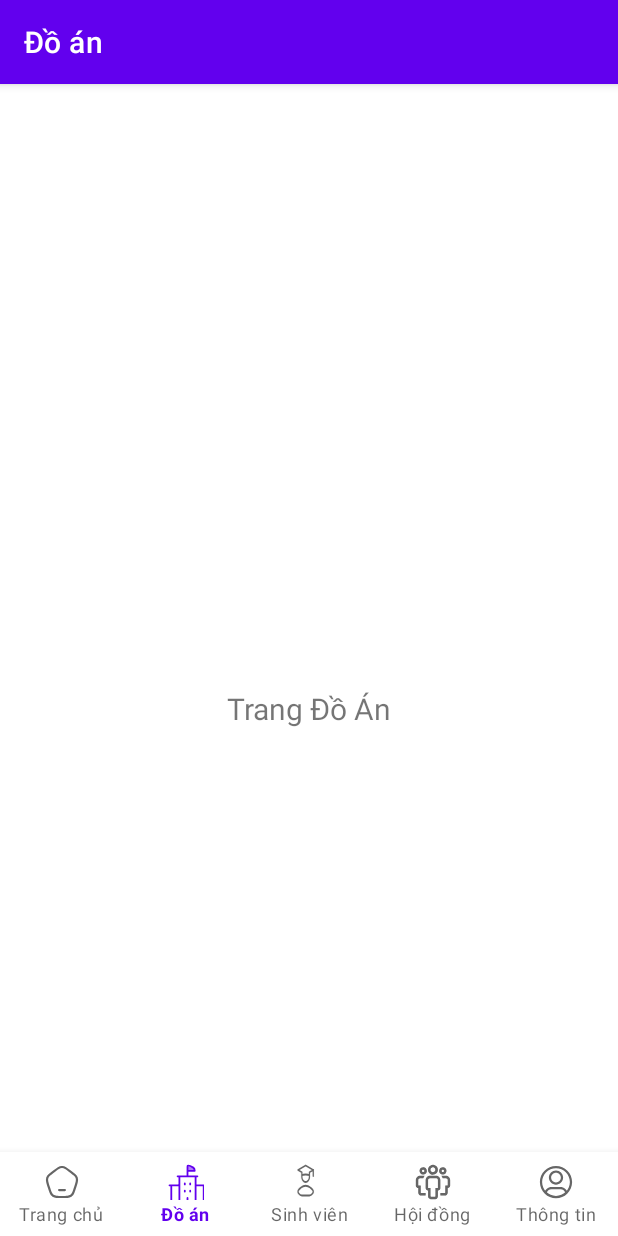
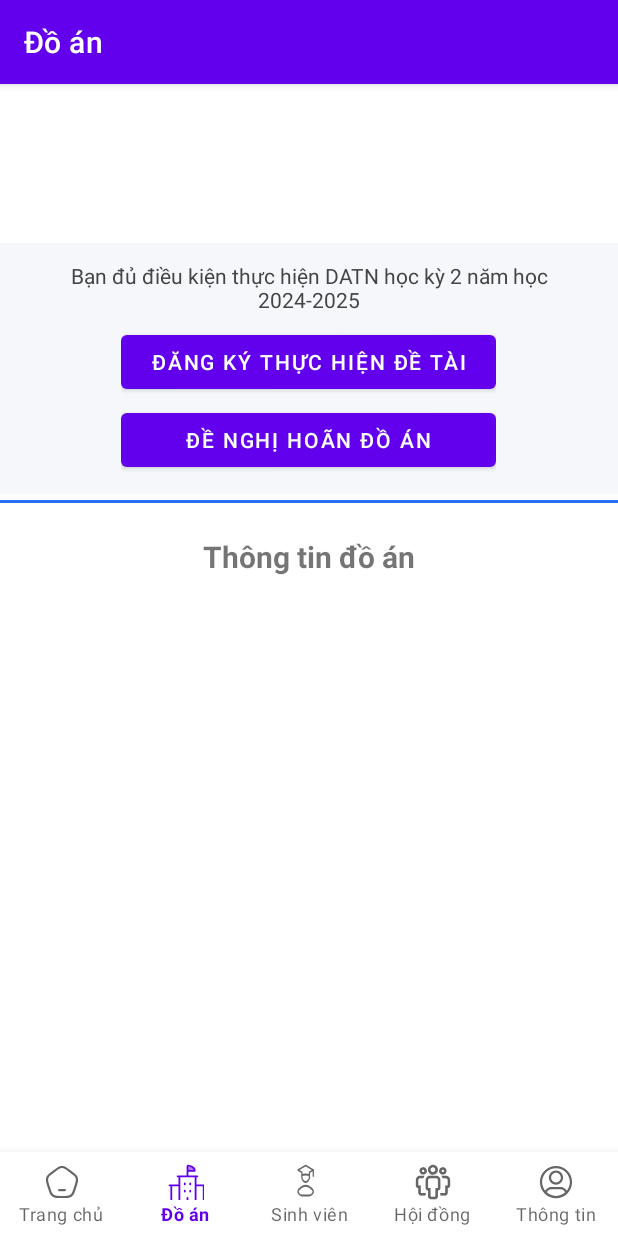
Before and after one commit to bachld2612/CSE441_Android_FinalProject, an Android app: the DoAnFragment screen opened through its navigation route, on a phone screen of 412 x 824 dp. Run offline under Robolectric (Android 15) with nearby library versions, the phone set to English and light mode, and no system bars; our stand-ins replace navigation-ui.

Commit message:
feat: build UI for Thong Tin Do An Feature

```diff
--- a/Android/app/src/main/java/com/bachld/android/ui/doanfragment/DoAnFragment.kt
+++ b/Android/app/src/main/java/com/bachld/android/ui/doanfragment/DoAnFragment.kt
@@ -7,31 +7,41 @@ import android.view.ViewGroup
 import android.widget.TextView
 import androidx.fragment.app.Fragment
 import androidx.lifecycle.ViewModelProvider
+import com.bachld.android.R
+import com.bachld.android.databinding.FragmentDoAnBinding
 import com.bachld.android.databinding.FragmentHomeBinding
 
 class DoAnFragment: Fragment() {
-    private var _binding: FragmentHomeBinding? = null
+    private var _binding: FragmentDoAnBinding? = null
 
     // This property is only valid between onCreateView and
     // onDestroyView.
     private val binding get() = _binding!!
 
     override fun onCreateView(
-        inflater: LayoutInflater,
-        container: ViewGroup?,
+        inflater: LayoutInflater, container: ViewGroup?,
         savedInstanceState: Bundle?
     ): View {
-        val homeViewModel =
-            ViewModelProvider(this).get(DoAnViewModel::class.java)
+        _binding = FragmentDoAnBinding.inflate(inflater, container, false)
+        return binding.root
+    }
 
-        _binding = FragmentHomeBinding.inflate(inflater, container, false)
-        val root: View = binding.root
+    override fun onViewCreated(view: View, savedInstanceState: Bundle?) {
+        super.onViewCreated(view, savedInstanceState)
+        if (savedInstanceState == null) {
+            childFragmentManager.beginTransaction()
+                .replace(R.id.container_thong_tin_do_an, ThongTinDoAnFragment())
+                .commit()
+        }
 
-        val textView: TextView = binding.textHome
-        homeViewModel.text.observe(viewLifecycleOwner) {
-            textView.text = it
-        }
-        return root
+//        // Xử lý nút chuyển fragment con
+//        binding.btnDangKyDeTai.setOnClickListener {
+//            childFragmentManager.beginTransaction()
+//                .replace(R.id.container_thong_tin_do_an, DangKyDoAnFragment())
+//                .addToBackStack(null)
+//                .commit()
+//        }
+//        // ... Các nút khác nếu cần
     }
 
     override fun onDestroyView() {
--- /dev/null
+++ b/Android/app/src/main/java/com/bachld/android/ui/doanfragment/ThongTinDoAnFragment.kt
@@ -0,0 +1,29 @@
+package com.bachld.android.ui.doanfragment
+
+import android.os.Bundle
+import android.view.LayoutInflater
+import android.view.View
+import android.view.ViewGroup
+import androidx.fragment.app.Fragment
+import com.bachld.android.R
+import com.bachld.android.databinding.FragmentThongTinDoAnBinding
+
+class ThongTinDoAnFragment:Fragment() {
+    private var _binding: FragmentThongTinDoAnBinding? = null
+    private val binding get() = _binding!!
+
+    override fun onCreateView(
+        inflater: LayoutInflater, container: ViewGroup?,
+        savedInstanceState: Bundle?
+    ): View {
+        _binding = FragmentThongTinDoAnBinding.inflate(inflater, container, false)
+        return binding.root
+    }
+
+
+
+    override fun onDestroyView() {
+        super.onDestroyView()
+        _binding = null
+    }
+}
--- /dev/null
+++ b/Android/app/src/main/res/drawable/ic_warning.xml
@@ -0,0 +1,10 @@
+<vector xmlns:android="http://schemas.android.com/apk/res/android"
+    android:width="40dp"
+    android:height="41dp"
+    android:viewportWidth="40"
+    android:viewportHeight="41">
+  <path
+      android:pathData="M1.667,35.5L20,3.833L38.333,35.5H1.667ZM20,30.5C20.472,30.5 20.868,30.34 21.188,30.02C21.508,29.7 21.668,29.304 21.667,28.833C21.666,28.362 21.506,27.967 21.187,27.647C20.868,27.327 20.472,27.167 20,27.167C19.528,27.167 19.132,27.327 18.813,27.647C18.494,27.967 18.334,28.362 18.333,28.833C18.332,29.304 18.492,29.701 18.813,30.022C19.135,30.343 19.53,30.502 20,30.5ZM18.333,25.5H21.667V17.167H18.333V25.5Z"
+      android:fillColor="#000000"
+      android:fillAlpha="0.58"/>
+</vector>
--- /dev/null
+++ b/Android/app/src/main/res/layout/fragment_do_an.xml
@@ -0,0 +1,17 @@
+<?xml version="1.0" encoding="utf-8"?>
+<androidx.constraintlayout.widget.ConstraintLayout
+    xmlns:android="http://schemas.android.com/apk/res/android"
+    xmlns:app="http://schemas.android.com/apk/res-auto"
+    android:layout_width="match_parent"
+    android:layout_height="match_parent">
+
+    <FrameLayout
+        android:id="@+id/container_thong_tin_do_an"
+        android:layout_width="match_parent"
+        android:layout_height="match_parent"
+        android:paddingTop="50dp"
+        app:layout_constraintTop_toTopOf="parent"
+        app:layout_constraintBottom_toBottomOf="parent"
+        app:layout_constraintStart_toStartOf="parent"
+        app:layout_constraintEnd_toEndOf="parent"/>
+</androidx.constraintlayout.widget.ConstraintLayout>
--- /dev/null
+++ b/Android/app/src/main/res/layout/fragment_thong_tin_do_an.xml
@@ -0,0 +1,224 @@
+<?xml version="1.0" encoding="utf-8"?>
+<androidx.constraintlayout.widget.ConstraintLayout
+    xmlns:android="http://schemas.android.com/apk/res/android"
+    android:layout_width="match_parent"
+    android:layout_height="match_parent"
+    xmlns:app="http://schemas.android.com/apk/res-auto">
+
+    <LinearLayout
+        android:id="@+id/layout_top_state"
+        android:orientation="vertical"
+        android:background="#F5F7FB"
+        android:layout_width="0dp"
+        android:layout_height="wrap_content"
+        app:layout_constraintTop_toTopOf="parent"
+        app:layout_constraintStart_toStartOf="parent"
+        app:layout_constraintEnd_toEndOf="parent"
+        android:padding="12dp"
+        android:gravity="center_horizontal">
+
+        <TextView
+            android:id="@+id/tv_dieu_kien"
+            android:layout_width="wrap_content"
+            android:layout_height="wrap_content"
+            android:textAlignment="center"
+            android:text="Bạn đủ điều kiện thực hiện DATN học kỳ 2 năm học 2024-2025"
+            android:textSize="14sp"
+            android:textColor="#444" />
+
+        <LinearLayout
+            android:layout_width="wrap_content"
+            android:layout_height="wrap_content"
+            android:orientation="vertical"
+            android:gravity="center"
+            android:layout_gravity="center_horizontal"
+            android:layout_marginTop="8dp">
+
+            <Button
+                android:id="@+id/btn_dang_ky_de_tai"
+                android:layout_width="250dp"
+                android:layout_height="wrap_content"
+                android:text="Đăng ký thực hiện đề tài"
+                android:visibility="visible"/>
+
+            <Button
+                android:id="@+id/btn_de_nghi_hoan"
+                android:layout_width="250dp"
+                android:layout_height="wrap_content"
+                android:text="Đề nghị hoãn đồ án"
+                android:layout_marginTop="4dp"/>
+        </LinearLayout>
+    </LinearLayout>
+
+    <View
+        android:layout_width="0dp"
+        android:layout_height="2dp"
+        android:background="#2970F9"
+        app:layout_constraintTop_toBottomOf="@id/layout_top_state"
+        app:layout_constraintStart_toStartOf="parent"
+        app:layout_constraintEnd_toEndOf="parent"
+        android:layout_marginTop="4dp" />
+
+    <!-- Title -->
+
+    <!-- Giao diện ĐÃ đăng ký -->
+    <TextView
+        android:id="@+id/tv_thong_tin_title"
+        android:layout_width="wrap_content"
+        android:layout_height="wrap_content"
+        android:layout_marginTop="28dp"
+        android:text="Thông tin đồ án"
+        android:textSize="20sp"
+        android:textStyle="bold"
+        app:layout_constraintEnd_toEndOf="parent"
+        app:layout_constraintStart_toStartOf="parent"
+        app:layout_constraintTop_toBottomOf="@id/layout_top_state" />
+
+    <LinearLayout
+        android:id="@+id/layout_da_dang_ky"
+        android:layout_width="0dp"
+        android:layout_height="wrap_content"
+        android:orientation="vertical"
+        android:background="#E5F2FF"
+        android:layout_marginTop="16dp"
+        android:layout_marginStart="16dp"
+        android:layout_marginEnd="16dp"
+        app:layout_constraintTop_toBottomOf="@id/tv_thong_tin_title"
+        app:layout_constraintStart_toStartOf="parent"
+        app:layout_constraintEnd_toEndOf="parent"
+        android:padding="12dp"
+        android:visibility="gone">
+
+        <TextView
+            android:id="@+id/tv_de_tai"
+            android:text="Đề tài: Xây dựng hệ thống quản lý đồ án cho trường đại học Thủy Lợi"
+            android:textStyle="bold"
+            android:layout_height="wrap_content"
+            android:layout_width="match_parent"/>
+
+        <TextView
+            android:id="@+id/tv_gvhd"
+            android:text="GVHD: ThS Kiều Tuấn Dũng"
+            android:layout_marginTop="6dp"
+            android:textStyle="bold"
+            android:layout_height="wrap_content"
+            android:layout_width="match_parent"/>
+
+        <TextView
+            android:id="@+id/tv_tien_do"
+            android:text="Tiến độ hiện tại: Sinh viên chủ động liên hệ với giáo viên hướng dẫn cùng hướng nghiên cứu đề tài"
+            android:layout_marginTop="6dp"
+            android:layout_height="wrap_content"
+            android:layout_width="match_parent"/>
+
+        <androidx.constraintlayout.widget.ConstraintLayout
+            android:layout_marginTop="8dp"
+            android:layout_width="match_parent"
+            android:layout_height="wrap_content">
+
+            <TextView
+                android:id="@+id/tv_thoi_gian_thuc_hien"
+                android:text="Thời gian thực hiện"
+                android:textStyle="bold"
+                android:layout_width="wrap_content"
+                android:layout_height="wrap_content"
+                app:layout_constraintStart_toStartOf="parent"
+                app:layout_constraintTop_toTopOf="parent"
+                app:layout_constraintBottom_toBottomOf="parent"/>
+
+            <Button
+                android:id="@+id/btn_thoi_gian"
+                android:text=">>"
+                android:textStyle="bold"
+                android:layout_marginTop="8dp"
+                android:layout_width="wrap_content"
+                android:layout_height="wrap_content"
+                android:background="@android:color/transparent"
+                android:textColor="@color/black"
+                android:minWidth="0dp"
+                android:minHeight="0dp"
+                android:paddingLeft="4dp"
+                android:paddingRight="4dp"
+                android:paddingTop="0dp"
+                android:paddingBottom="0dp"
+                app:layout_constraintEnd_toEndOf="parent"
+                app:layout_constraintBaseline_toBaselineOf="@id/tv_thoi_gian_thuc_hien"/>
+        </androidx.constraintlayout.widget.ConstraintLayout>
+
+        <androidx.constraintlayout.widget.ConstraintLayout
+            android:layout_marginTop="8dp"
+            android:layout_width="match_parent"
+            android:layout_height="wrap_content"
+            >
+            <TextView
+                android:id="@+id/tv_nop_de_cuong"
+                android:text="Nộp đề cương"
+                android:textStyle="bold"
+                android:layout_width="wrap_content"
+                android:layout_height="wrap_content"
+                app:layout_constraintStart_toStartOf="parent"
+                app:layout_constraintTop_toTopOf="parent"
+                app:layout_constraintBottom_toBottomOf="parent"/>
+
+            <Button
+                android:id="@+id/btn_nop_de_cuong"
+                android:text=">>"
+                android:textStyle="bold"
+                android:layout_marginTop="8dp"
+                android:layout_width="wrap_content"
+                android:layout_height="wrap_content"
+                android:background="@android:color/transparent"
+                android:textColor="@color/black"
+                android:minWidth="0dp"
+                android:minHeight="0dp"
+                android:paddingLeft="4dp"
+                android:paddingRight="4dp"
+                android:paddingTop="0dp"
+                android:paddingBottom="0dp"
+                app:layout_constraintEnd_toEndOf="parent"
+                app:layout_constraintBaseline_toBaselineOf="@id/tv_nop_de_cuong"/>
+        </androidx.constraintlayout.widget.ConstraintLayout>
+
+        <TextView
+            android:id="@+id/tv_trang_thai"
+            android:text="Trạng thái: Đã duyệt"
+            android:textStyle="bold"
+            android:layout_marginTop="8dp"
+            android:layout_height="wrap_content"
+            android:layout_width="match_parent"/>
+    </LinearLayout>
+
+    <!-- Giao diện CHƯA đăng ký -->
+    <LinearLayout
+        android:id="@+id/layout_chua_dang_ky"
+        android:layout_width="0dp"
+        android:layout_height="wrap_content"
+        android:layout_marginTop="108dp"
+        android:gravity="center_horizontal"
+        android:orientation="vertical"
+        app:layout_constraintEnd_toEndOf="parent"
+        app:layout_constraintHorizontal_bias="0.0"
+        app:layout_constraintStart_toStartOf="parent"
+        app:layout_constraintTop_toBottomOf="@id/tv_thong_tin_title"
+        android:visibility="gone">
+
+        <ImageView
+            android:id="@+id/img_chua_dang_ky"
+            android:layout_width="56dp"
+            android:layout_height="56dp"
+            android:layout_gravity="center"
+            android:src="@drawable/ic_warning"
+            app:tint="#B1B3B7" />
+
+        <TextView
+            android:id="@+id/tv_chua_dang_ky"
+            android:layout_width="match_parent"
+            android:layout_height="wrap_content"
+            android:layout_marginTop="12dp"
+            android:gravity="center"
+            android:text="Bạn chưa đăng ký đồ án, vui lòng đăng ký!"
+            android:textColor="#888"
+            android:textSize="20sp"
+            android:textStyle="bold" />
+    </LinearLayout>
+</androidx.constraintlayout.widget.ConstraintLayout>
--- a/Android/app/src/main/res/navigation/mobile_navigation.xml
+++ b/Android/app/src/main/res/navigation/mobile_navigation.xml
@@ -15,7 +15,7 @@
         android:id="@+id/navigation_do_an"
         android:name="com.bachld.android.ui.doanfragment.DoAnFragment"
         android:label="Đồ án"
-        tools:layout="@layout/fragment_home" />
+        tools:layout="@layout/fragment_do_an" />
 
     <fragment
         android:id="@+id/navigation_sinh_vien"
```
